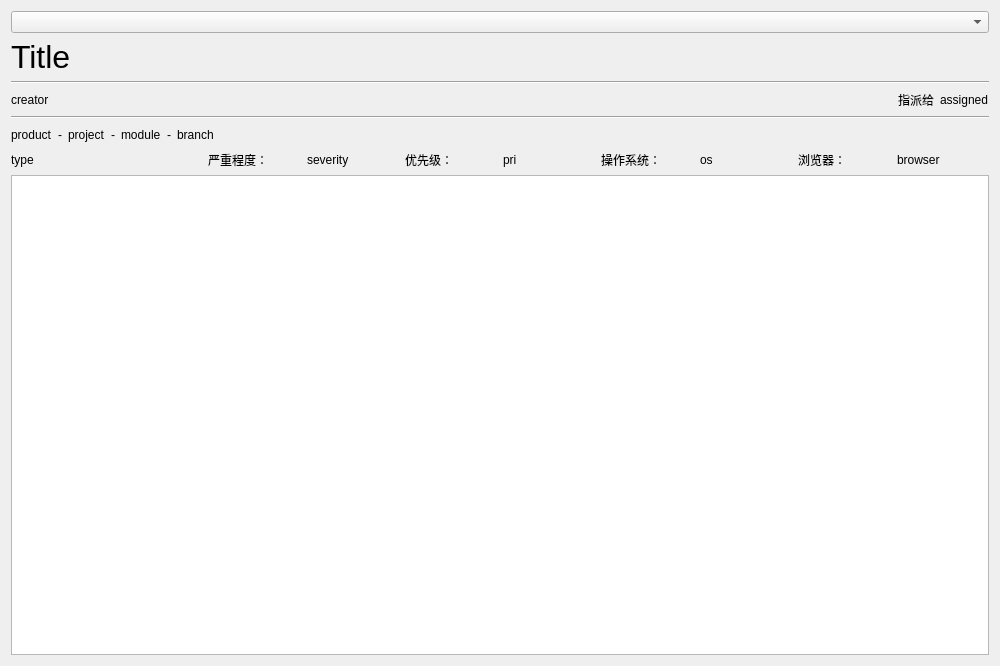
Before: the Qt Designer form committer/ui/form.ui in Pylogmon/committer, drawn with Qt 5.
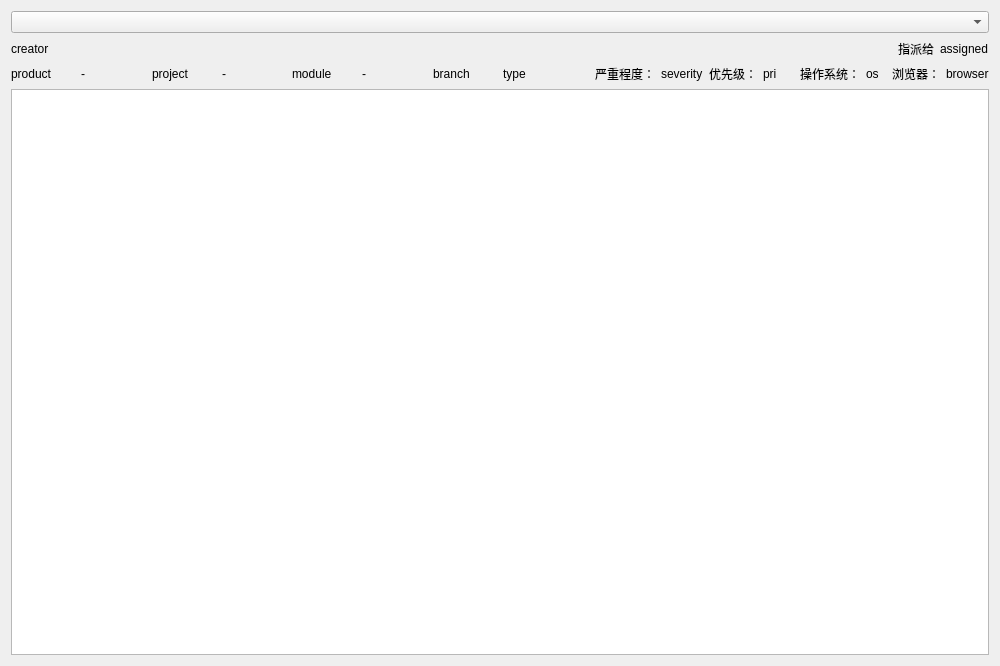
After: the same form once the commit is applied.

Diff of the .ui file:
```diff
--- a/committer/ui/form.ui
+++ b/committer/ui/form.ui
@@ -14,29 +14,12 @@
    <string>Form</string>
   </property>
   <layout class="QGridLayout" name="gridLayout_5">
-   <item row="0" column="0">
+   <item row="0" column="0" colspan="2">
     <widget class="QComboBox" name="commit_box"/>
    </item>
-   <item row="1" column="0">
+   <item row="1" column="0" colspan="2">
     <layout class="QGridLayout" name="gridLayout">
      <item row="0" column="0">
-      <widget class="QLabel" name="title">
-       <property name="styleSheet">
-        <string notr="true">font: 75 24pt ;</string>
-       </property>
-       <property name="text">
-        <string>Title</string>
-       </property>
-      </widget>
-     </item>
-     <item row="1" column="0">
-      <widget class="Line" name="line_1">
-       <property name="orientation">
-        <enum>Qt::Horizontal</enum>
-       </property>
-      </widget>
-     </item>
-     <item row="2" column="0">
       <layout class="QGridLayout" name="gridLayout_2">
        <item row="0" column="0">
         <widget class="QLabel" name="creator">
@@ -77,28 +60,7 @@
     </layout>
    </item>
    <item row="2" column="0">
-    <widget class="Line" name="line_2">
-     <property name="orientation">
-      <enum>Qt::Horizontal</enum>
-     </property>
-    </widget>
-   </item>
-   <item row="3" column="0">
     <layout class="QGridLayout" name="gridLayout_4">
-     <item row="0" column="0">
-      <widget class="QLabel" name="product">
-       <property name="text">
-        <string>product</string>
-       </property>
-      </widget>
-     </item>
-     <item row="0" column="1">
-      <widget class="QLabel" name="connect_1">
-       <property name="text">
-        <string>-</string>
-       </property>
-      </widget>
-     </item>
      <item row="0" column="2">
       <widget class="QLabel" name="project">
        <property name="text">
@@ -106,6 +68,13 @@
        </property>
       </widget>
      </item>
+     <item row="0" column="1">
+      <widget class="QLabel" name="connect_1">
+       <property name="text">
+        <string>-</string>
+       </property>
+      </widget>
+     </item>
      <item row="0" column="3">
       <widget class="QLabel" name="connect_2">
        <property name="text">
@@ -113,10 +82,10 @@
        </property>
       </widget>
      </item>
-     <item row="0" column="4">
-      <widget class="QLabel" name="module">
+     <item row="0" column="0">
+      <widget class="QLabel" name="product">
        <property name="text">
-        <string>module</string>
+        <string>product</string>
        </property>
       </widget>
      </item>
@@ -134,22 +103,16 @@
        </property>
       </widget>
      </item>
-     <item row="0" column="7">
-      <spacer name="horizontalSpacer_2">
-       <property name="orientation">
-        <enum>Qt::Horizontal</enum>
+     <item row="0" column="4">
+      <widget class="QLabel" name="module">
+       <property name="text">
+        <string>module</string>
        </property>
-       <property name="sizeHint" stdset="0">
-        <size>
-         <width>40</width>
-         <height>20</height>
-        </size>
-       </property>
-      </spacer>
+      </widget>
      </item>
     </layout>
    </item>
-   <item row="4" column="0">
+   <item row="2" column="1">
     <layout class="QGridLayout" name="gridLayout_3">
      <item row="0" column="0">
       <widget class="QLabel" name="type">
@@ -232,7 +195,7 @@
      </item>
     </layout>
    </item>
-   <item row="5" column="0">
+   <item row="3" column="0" colspan="2">
     <widget class="QTextEdit" name="preview">
      <property name="readOnly">
       <bool>true</bool>
```
